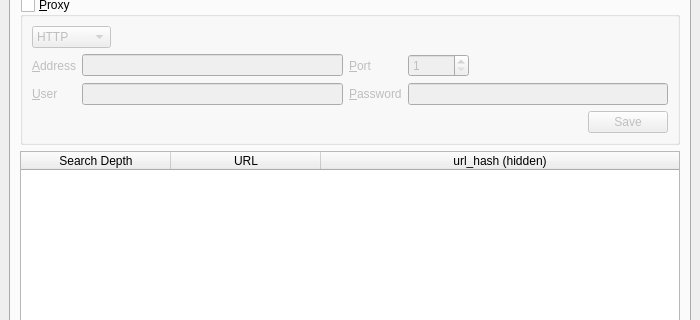
First picture: the form in UI/pandemonium.ui, repository nurfalie/pandamonium, before the edit; both pictures show x 0 to 700 and y 192 to 512 of the 700 by 600 pixel window.
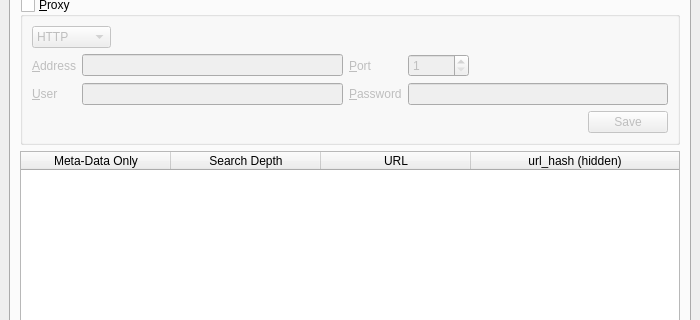
Second picture: the form after the edit.

Commit message: Allow meta-words-only, if desired.

```diff
--- a/UI/pandemonium.ui
+++ b/UI/pandemonium.ui
@@ -321,6 +321,11 @@
           <attribute name="horizontalHeaderStretchLastSection">
            <bool>true</bool>
           </attribute>
+          <column>
+           <property name="text">
+            <string>Meta-Data Only</string>
+           </property>
+          </column>
           <column>
            <property name="text">
             <string>Search Depth</string>
```
The commit also changes 2 other files.
